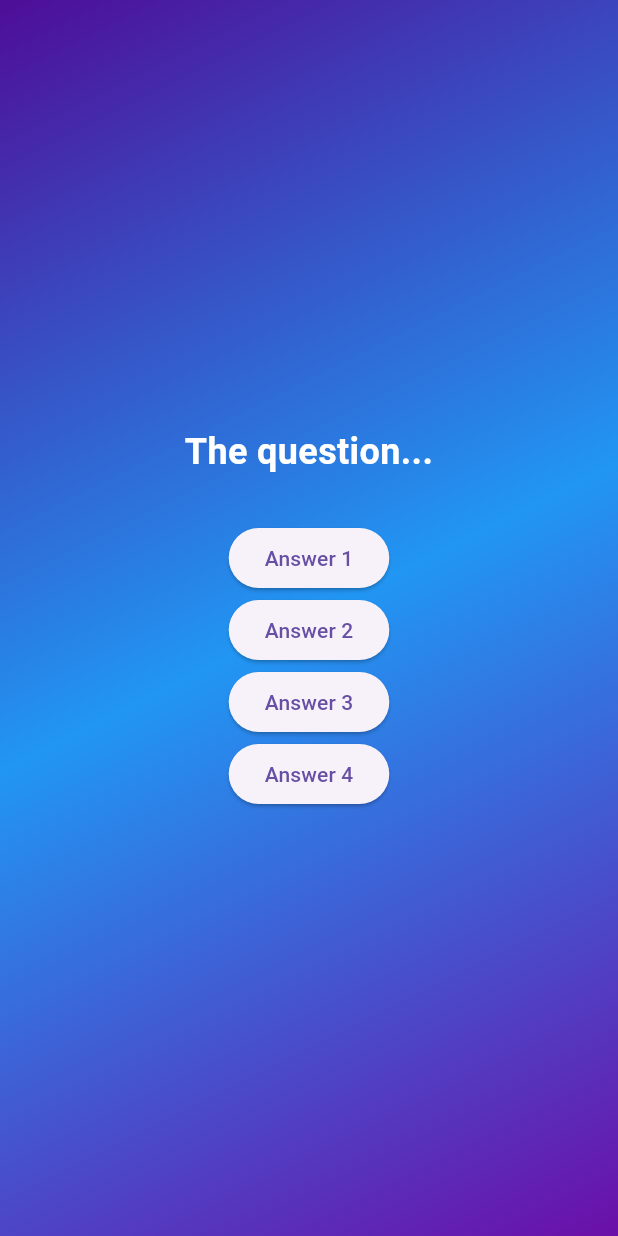
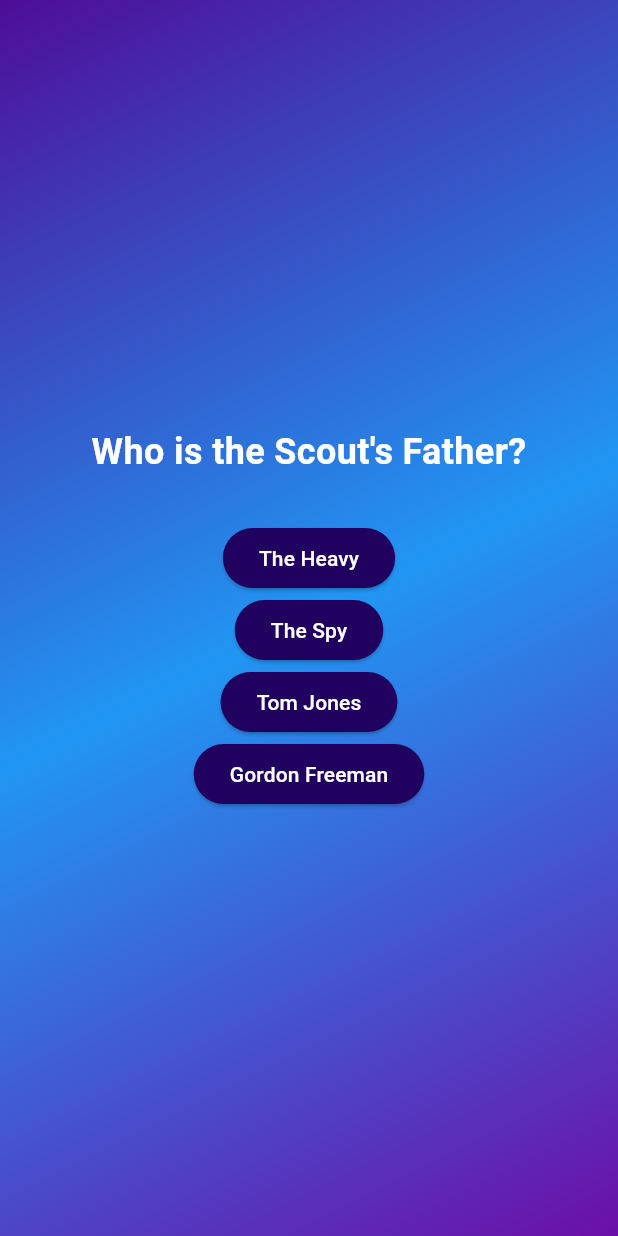
Before and after one commit to thehwayne/quiz_app, a Flutter app: the screen it shows after launch, after a tap on "Start Quiz", on a phone screen of 412 x 824 dp. Run offline on Flutter 3.47's test engine with Material 3 defaults, Android fonts, the phone set to English and light mode, and no system bars.

Commit message:
Made changes to questions_screen.dart so now the actual questions and answers should be displayed.

```diff
--- a/quiz_app/lib/questions_screen.dart
+++ b/quiz_app/lib/questions_screen.dart
@@ -1,4 +1,6 @@
 import 'package:flutter/material.dart';
+import 'package:quiz_app/answer_button.dart';
+import 'package:quiz_app/data/questions.dart';
 
 class QuestionsScreen extends StatefulWidget {
   const QuestionsScreen({super.key});
@@ -12,13 +14,14 @@ class QuestionsScreen extends StatefulWidget {
 class _QuestionsScreenState extends State<QuestionsScreen> {
   @override
   Widget build(context) {
+    final currentQuestion = questions[0];
     return SizedBox(
       width: double.infinity,
       child: Column(
         mainAxisAlignment: MainAxisAlignment.center,
         children: [
-          const Text(
-            'The question...',
+          Text(
+            currentQuestion.text,
             style: TextStyle(
               fontSize: 24,
               color: Colors.white,
@@ -27,21 +30,21 @@ class _QuestionsScreenState extends State<QuestionsScreen> {
             textAlign: TextAlign.center,
           ),
           const SizedBox(height: 30),
-          ElevatedButton(
-            onPressed: () {},
-            child: const Text('Answer 1'),
+          AnswerButton(
+            answerText: currentQuestion.answers[0],
+            onTap: () {},
           ),
-          ElevatedButton(
-            onPressed: () {},
-            child: const Text('Answer 2'),
+          AnswerButton(
+            answerText: currentQuestion.answers[1],
+            onTap: () {},
           ),
-          ElevatedButton(
-            onPressed: () {},
-            child: const Text('Answer 3'),
+          AnswerButton(
+            answerText: currentQuestion.answers[2],
+            onTap: () {},
           ),
-          ElevatedButton(
-            onPressed: () {},
-            child: const Text('Answer 4'),
+          AnswerButton(
+            answerText: currentQuestion.answers[3],
+            onTap: () {},
           ),
         ],
       ),
```
